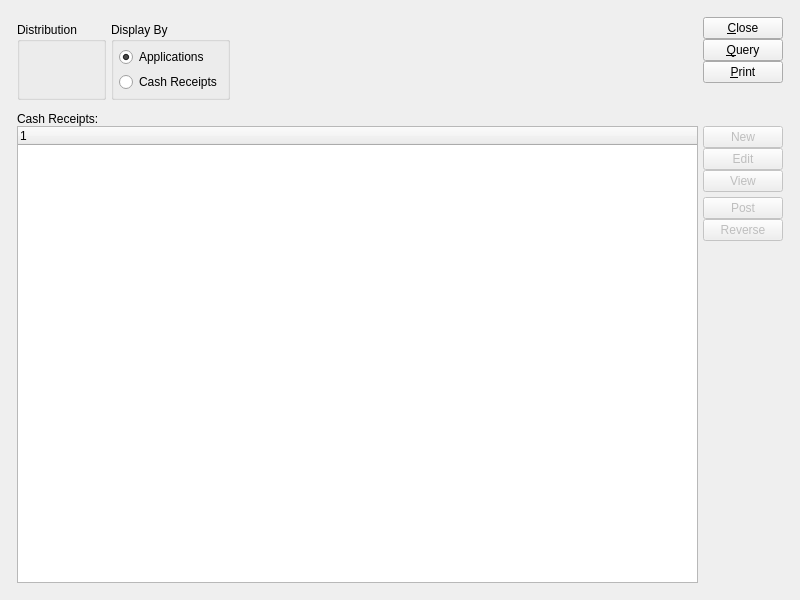
First picture: the form in xtuple/trunk/guiclient/dspCashReceipts.ui, repository WooodHead/xtuple, before the edit.
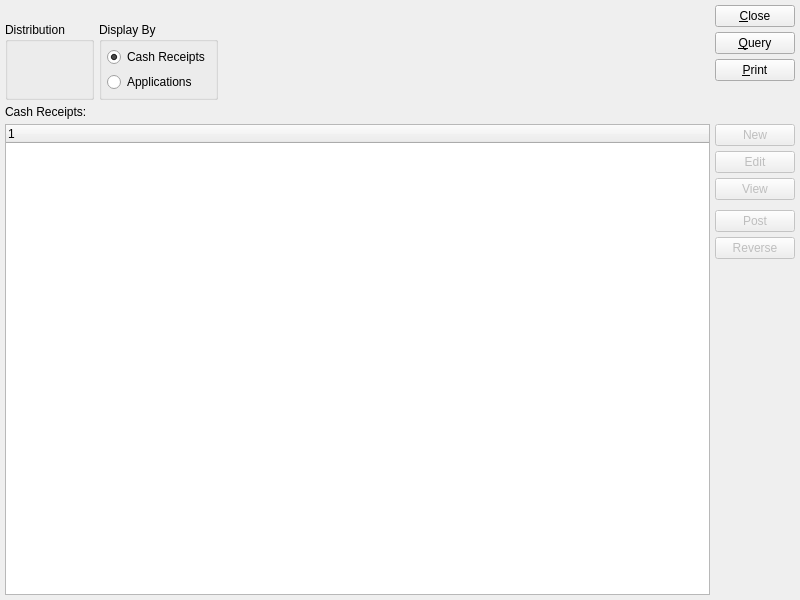
Second picture: the form after the edit. Custom widgets are drawn as their Qt base class.

Commit message: issue #11836:  Client changes to support credit memo applications on cash receipts.

```diff
--- a/xtuple/trunk/guiclient/dspCashReceipts.ui
+++ b/xtuple/trunk/guiclient/dspCashReceipts.ui
@@ -20,19 +20,14 @@
   <property name="windowTitle">
    <string>Cash Receipts</string>
   </property>
-  <layout class="QGridLayout" name="gridLayout_6">
-   <item row="0" column="0">
     <layout class="QGridLayout" name="gridLayout_5">
-     <property name="margin">
-      <number>12</number>
-     </property>
-     <property name="spacing">
-      <number>12</number>
-     </property>
      <item row="0" column="0">
       <layout class="QHBoxLayout" name="horizontalLayout">
        <item>
         <layout class="QGridLayout" name="gridLayout_4">
+       <property name="topMargin">
+        <number>12</number>
+       </property>
          <item row="0" column="0" colspan="2">
           <widget class="CustomerSelector" name="_customerSelector"/>
          </item>
@@ -55,20 +50,17 @@
            </property>
            <layout class="QGridLayout" name="gridLayout">
             <item row="1" column="0">
-             <widget class="QRadioButton" name="_cashreceipts">
-              <property name="text">
-               <string>Cash Receipts</string>
-              </property>
-              <property name="checked">
-               <bool>false</bool>
-              </property>
-             </widget>
-            </item>
-            <item row="0" column="0">
              <widget class="QRadioButton" name="_applications">
               <property name="text">
                <string>Applications</string>
               </property>
+           </widget>
+          </item>
+          <item row="0" column="0">
+           <widget class="QRadioButton" name="_cashreceipts">
+            <property name="text">
+             <string>Cash Receipts</string>
+            </property>
               <property name="checked">
                <bool>true</bool>
               </property>
@@ -94,9 +86,6 @@
        </item>
        <item>
         <layout class="QVBoxLayout">
-         <property name="spacing">
-          <number>0</number>
-         </property>
          <item>
           <widget class="QPushButton" name="_close">
            <property name="text">
@@ -167,9 +156,6 @@
         </property>
         <item row="0" column="0">
          <layout class="QVBoxLayout" name="verticalLayout_3">
-          <property name="spacing">
-           <number>0</number>
-          </property>
           <item>
            <widget class="QLabel" name="_arapplyLit">
             <property name="text">
@@ -199,9 +185,6 @@
              <layout class="QVBoxLayout" name="verticalLayout_2">
               <item>
                <layout class="QVBoxLayout" name="verticalLayout">
-                <property name="spacing">
-                 <number>0</number>
-                </property>
                 <item>
                  <widget class="QPushButton" name="_new">
                   <property name="enabled">
@@ -291,8 +274,6 @@
         </item>
        </layout>
       </widget>
-     </item>
-    </layout>
    </item>
   </layout>
  </widget>
```
Lines whose indentation alone changed are shown as unchanged. The commit also changes 9 other files.
